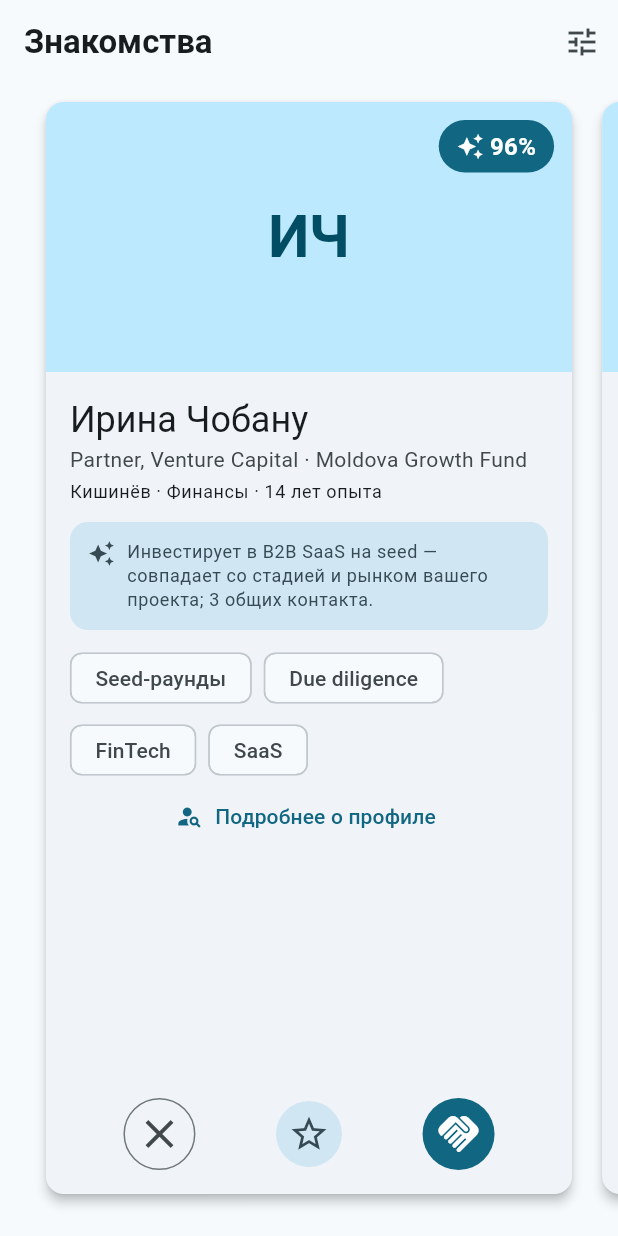
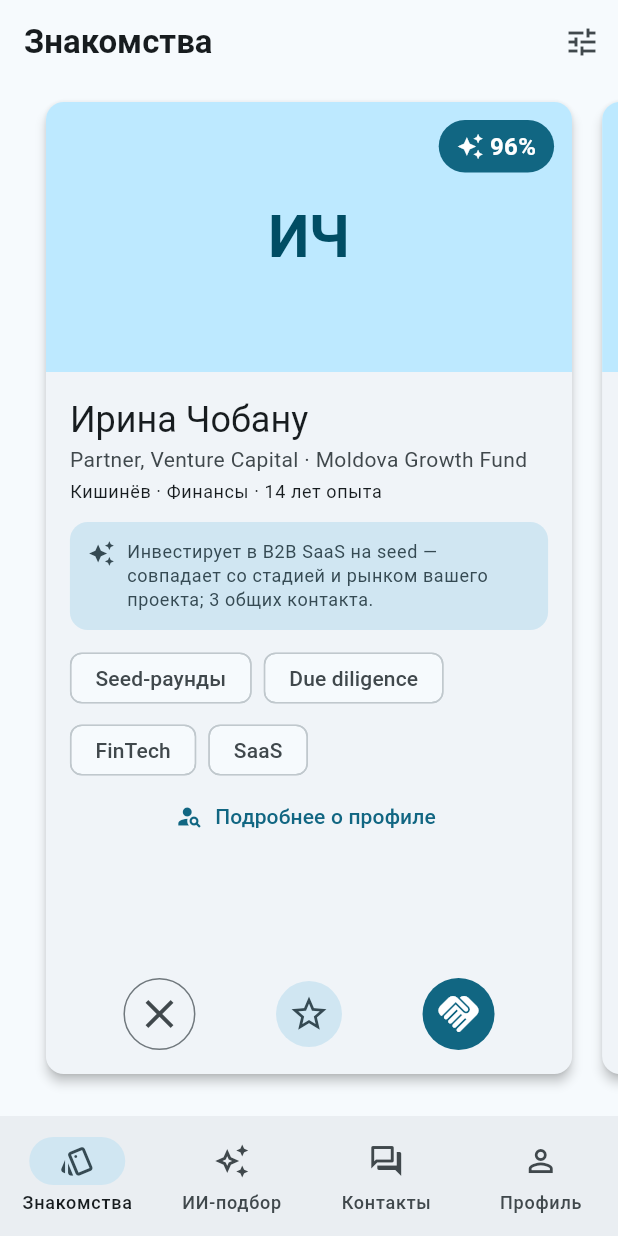
Before and after one commit to anastasia56yy/PAM-BizMatch, a Flutter app: the DiscoverScreen screen opened by its route, on a phone screen of 412 x 824 dp. Run offline on Flutter 3.47's test engine with Material 3 defaults, Android fonts, the phone set to English and light mode, and no system bars; our stand-ins replace go_router.

Commit message:
L3: постоянные вкладки — StatefulShellRoute.indexedStack + AppShell с NavigationBar, login вне shell-а

```diff
--- a/lib/router.dart
+++ b/lib/router.dart
@@ -10,46 +10,90 @@ import 'screens/matches_screen.dart';
 import 'screens/meeting_request_screen.dart';
 import 'screens/my_profile_screen.dart';
 import 'screens/profile_detail_screen.dart';
+import 'widgets/app_shell.dart';
 
-/// Карта маршрутов: все экраны ТЗ получают адрес.
-final router = GoRouter(
-  initialLocation: '/login', // приложение стартует в аутентификации
-  routes: [
-    GoRoute(path: '/login', builder: (context, state) => const LoginScreen()),
+/// Под-маршруты профиля, общие для вкладок «Знакомства» и «ИИ-подбор»:
+/// <base>/:id — детали, <base>/:id/meet — форма встречи.
+List<RouteBase> _profileRoutes(String base) => [
       GoRoute(
-        path: '/discover', builder: (context, state) => const DiscoverScreen()),
-    GoRoute(
-        path: '/matches', builder: (context, state) => const MatchesScreen()),
-    // ФИКСИРОВАННЫЙ сегмент — перед ':id', иначе «brief» поймает :id
-    GoRoute(
-        path: '/matches/brief',
-        builder: (context, state) => const AiBriefScreen()),
-    GoRoute(
-      path: '/profiles/:id', // /profiles/3 — детали профиля № 3
+        path: ':id', // полный адрес: /discover/3 или /matches/3
         builder: (context, state) {
           final id = int.parse(state.pathParameters['id']!);
-        return ProfileDetailScreen(id: id);
+          return ProfileDetailScreen(id: id, basePath: base);
         },
-    ),
+        routes: [
           GoRoute(
-      path: '/profiles/:id/meet',
+            path: 'meet', // полный адрес: /discover/3/meet
             builder: (context, state) {
               final id = int.parse(state.pathParameters['id']!);
               return MeetingRequestScreen(profileId: id);
             },
           ),
-    GoRoute(path: '/chats', builder: (context, state) => const ChatsScreen()),
+        ],
+      ),
+    ];
+
+/// Финальная карта: login снаружи, четыре раздела — в shell-е.
+final router = GoRouter(
+  initialLocation: '/login', // приложение стартует в аутентификации
+  routes: [
     GoRoute(
-      path: '/chats/:id',
+      path: '/login', // ВНЕ shell-а: у login нет вкладок
+      builder: (context, state) => const LoginScreen(),
+    ),
+    StatefulShellRoute.indexedStack(
+      builder: (context, state, navigationShell) =>
+          AppShell(navigationShell: navigationShell),
+      branches: [
+        StatefulShellBranch(routes: [
+          GoRoute(
+            path: '/discover',
+            builder: (context, state) => const DiscoverScreen(),
+            routes: _profileRoutes('/discover'),
+          ),
+        ]),
+        StatefulShellBranch(routes: [
+          GoRoute(
+            path: '/matches',
+            builder: (context, state) => const MatchesScreen(),
+            routes: [
+              // ФИКСИРОВАННЫЙ 'brief' — перед ':id', иначе int.parse('brief')
+              GoRoute(
+                path: 'brief',
+                builder: (context, state) => const AiBriefScreen(),
+              ),
+              ..._profileRoutes('/matches'),
+            ],
+          ),
+        ]),
+        StatefulShellBranch(routes: [
+          GoRoute(
+            path: '/chats',
+            builder: (context, state) => const ChatsScreen(),
+            routes: [
+              GoRoute(
+                path: ':id', // полный адрес: /chats/2
                 builder: (context, state) {
                   final id = int.parse(state.pathParameters['id']!);
                   return ChatScreen(conversationId: id);
                 },
               ),
+            ],
+          ),
+        ]),
+        StatefulShellBranch(routes: [
           GoRoute(
-        path: '/profile', builder: (context, state) => const MyProfileScreen()),
+            path: '/profile',
+            builder: (context, state) => const MyProfileScreen(),
+            routes: [
               GoRoute(
-        path: '/profile/edit',
-        builder: (context, state) => const EditProfileScreen()),
+                path: 'edit',
+                builder: (context, state) => const EditProfileScreen(),
+              ),
+            ],
+          ),
+        ]),
+      ],
+    ),
   ],
 );
--- a/lib/screens/discover_screen.dart
+++ b/lib/screens/discover_screen.dart
@@ -97,7 +97,7 @@ class _SwipeCard extends StatelessWidget {
                 const SizedBox(height: 12),
                 SkillChips(skills: profile.skills),
                 TextButton.icon(
-                  onPressed: () => context.push('/profiles/${profile.id}'),
+                  onPressed: () => context.push('/discover/${profile.id}'),
                   icon: const Icon(Icons.person_search),
                   label: const Text('Подробнее о профиле'),
                 ),
--- a/lib/screens/matches_screen.dart
+++ b/lib/screens/matches_screen.dart
@@ -84,7 +84,7 @@ class MatchesScreen extends StatelessWidget {
                 profile: p,
                 showReason: true,
                 // зайду и вернусь → push; в адресе путешествует только id
-                onTap: () => context.push('/profiles/${p.id}'),
+                onTap: () => context.push('/matches/${p.id}'),
               ),
             ),
         ],
--- a/lib/screens/profile_detail_screen.dart
+++ b/lib/screens/profile_detail_screen.dart
@@ -10,7 +10,11 @@ import '../widgets/skill_chips.dart';
 class ProfileDetailScreen extends StatelessWidget {
   final int id;
 
-  const ProfileDetailScreen({super.key, required this.id});
+  /// Вкладка, из которой открыт профиль: '/discover' или '/matches'.
+  final String basePath;
+
+  const ProfileDetailScreen(
+      {super.key, required this.id, required this.basePath});
 
   @override
   Widget build(BuildContext context) {
@@ -94,7 +98,7 @@ class ProfileDetailScreen extends StatelessWidget {
           SkillChips(skills: profile.skills),
           const SizedBox(height: 24),
           FilledButton.icon(
-            onPressed: () => context.push('/profiles/$id/meet'),
+            onPressed: () => context.push('$basePath/$id/meet'),
             icon: const Icon(Icons.event_available),
             label: const Text('Предложить встречу'),
           ),
--- /dev/null
+++ b/lib/widgets/app_shell.dart
@@ -0,0 +1,30 @@
+import 'package:flutter/material.dart';
+import 'package:go_router/go_router.dart';
+
+/// Обёртка с постоянными вкладками; текущий индекс знает router.
+class AppShell extends StatelessWidget {
+  final StatefulNavigationShell navigationShell;
+
+  const AppShell({super.key, required this.navigationShell});
+
+  @override
+  Widget build(BuildContext context) {
+    return Scaffold(
+      body: navigationShell, // содержимое текущей вкладки
+      bottomNavigationBar: NavigationBar(
+        selectedIndex: navigationShell.currentIndex,
+        onDestinationSelected: navigationShell.goBranch, // переключает вкладку
+        destinations: const [
+          NavigationDestination(
+              icon: Icon(Icons.style_outlined), label: 'Знакомства'),
+          NavigationDestination(
+              icon: Icon(Icons.auto_awesome_outlined), label: 'ИИ-подбор'),
+          NavigationDestination(
+              icon: Icon(Icons.forum_outlined), label: 'Контакты'),
+          NavigationDestination(
+              icon: Icon(Icons.person_outline), label: 'Профиль'),
+        ],
+      ),
+    );
+  }
+}
```
Lines whose indentation alone changed are shown as unchanged.
